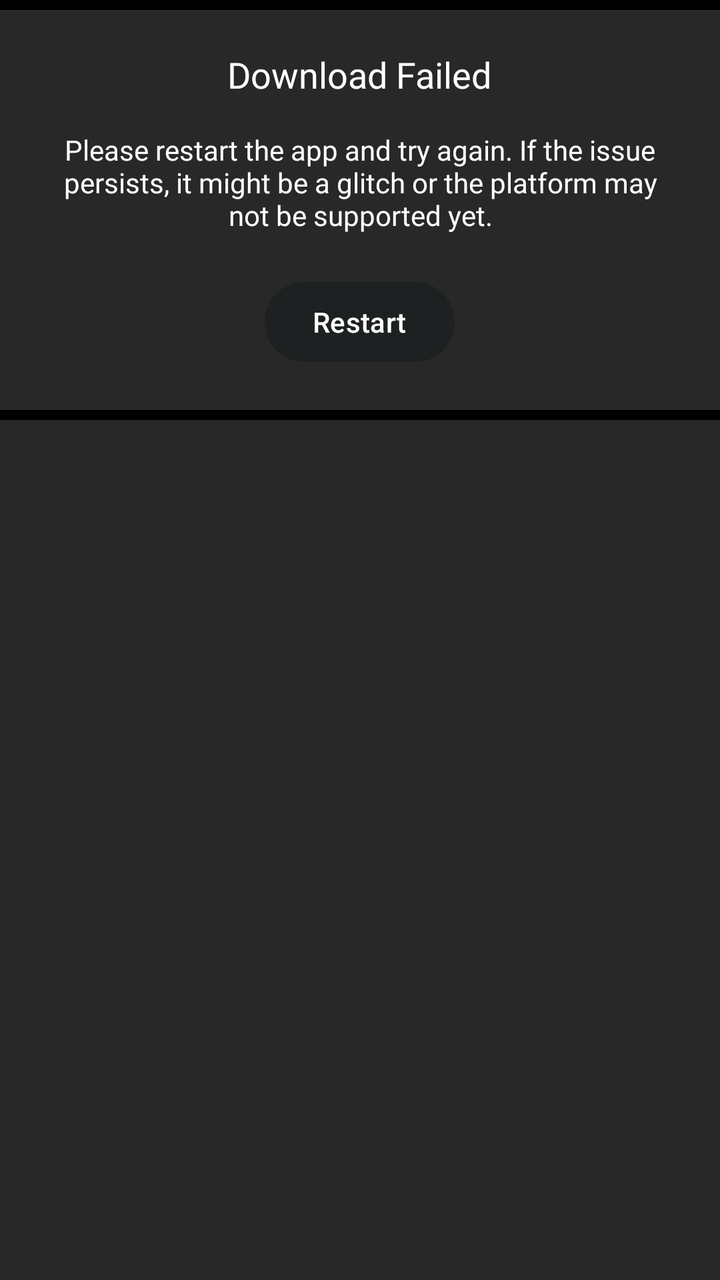
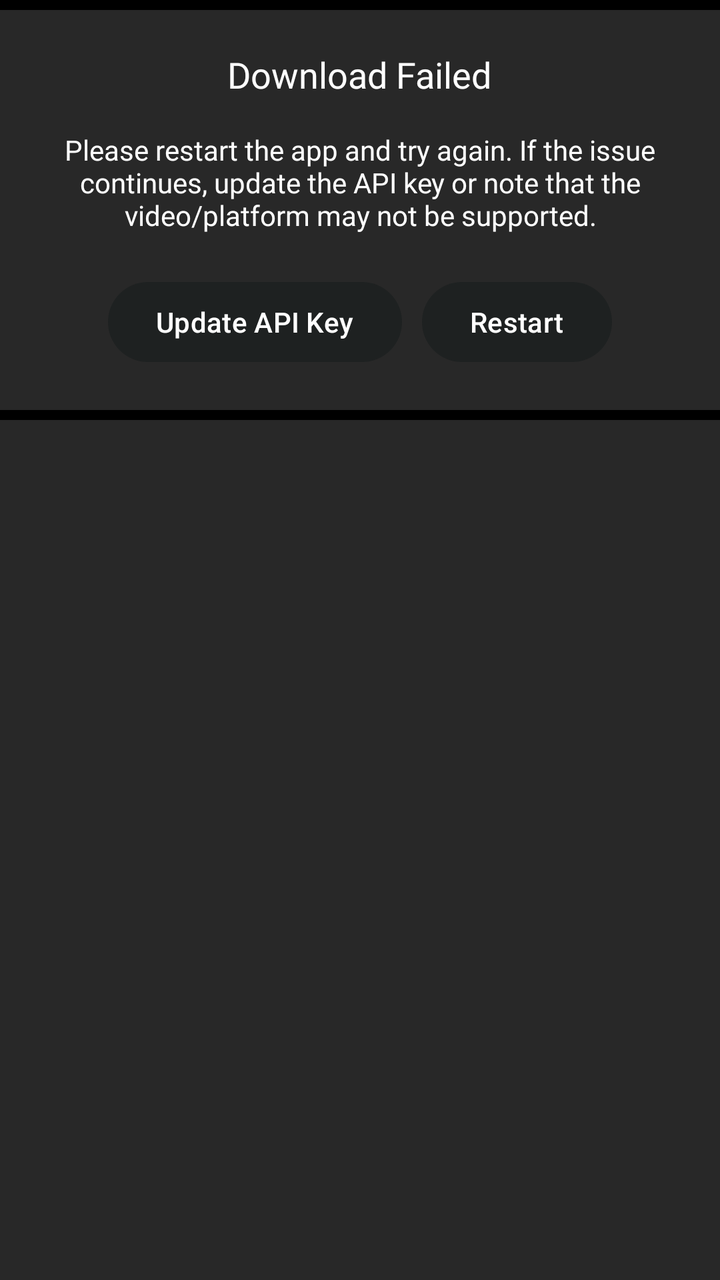

Two renders of the same Android screen: before a commit and after it. Below are the layout's source before the change and the commit's diff.
<!-- AndroidManifest.xml: application theme Theme.SingleTap -->
<!-- res/layout/dialog_failed.xml -->
<?xml version="1.0" encoding="utf-8"?>

<LinearLayout
    xmlns:android="http://schemas.android.com/apk/res/android"
    android:layout_width="match_parent"
    android:layout_height="wrap_content"
    android:orientation="vertical"
    android:background="#FA242424"
    android:layout_margin="10dp">


    <LinearLayout
        android:layout_width="wrap_content"
        android:layout_height="wrap_content"
        android:orientation="vertical">

        <View
            android:layout_width="match_parent"
            android:layout_height="5dp"
            android:background="@color/black"/>

        <LinearLayout
            android:layout_width="match_parent"
            android:layout_height="wrap_content"
            android:padding="20dp"
            android:gravity="center"
            android:orientation="vertical">

            <TextView
                android:id="@+id/dialog_title"
                android:layout_width="wrap_content"
                android:layout_height="wrap_content"
                android:text="Download Failed"
                android:textColor="@color/white"
                android:textSize="18sp"
                android:fontFamily="@font/intert_tight_medium"
                android:gravity="center" />

            <TextView
                android:id="@+id/dialog_message"
                android:layout_width="wrap_content"
                android:layout_height="wrap_content"
                android:text="Please restart the app and try again. If the issue persists, it might be a glitch or the platform may not be supported yet."
                android:textColor="@color/white"
                android:textSize="14sp"
                android:fontFamily="@font/inter_tight_thin"
                android:gravity="center"
                android:layout_marginTop="16dp"/>

            <com.google.android.material.button.MaterialButton
                android:id="@+id/dialog_update_button"
                android:layout_width="wrap_content"
                android:layout_height="wrap_content"
                android:text="Restart"
                android:textColor="@color/white"
                android:layout_marginTop="20dp" />


        </LinearLayout>

        <View
            android:layout_width="match_parent"
            android:layout_height="5dp"
            android:background="@color/black"/>

    </LinearLayout>

</LinearLayout>
<!-- resources referenced by this layout -->
<resources>
  <color name="black">#FF000000</color>
  <color name="white">#FFFFFFFF</color>
  <style name="Theme.SingleTap" parent="Base.Theme.SingleTap" />
  <style name="Base.Theme.SingleTap" parent="Theme.Material3.DayNight.NoActionBar">
          
           <item name="colorPrimary">@color/black_shade</item>
           <item name="colorAccent">@color/black_shade</item>
          <item name="android:statusBarColor">#16191A</item>
          <item name="android:navigationBarColor">@android:color/transparent</item>
          <item name="android:windowTranslucentNavigation">true</item>
  
      </style>
  <color name="black_shade">#1E2121</color>
</resources>

<!-- the commit's change to res/layout/dialog_failed.xml (unified diff, before → after) -->
@@ -40,21 +40,37 @@
                 android:id="@+id/dialog_message"
                 android:layout_width="wrap_content"
                 android:layout_height="wrap_content"
-                android:text="Please restart the app and try again. If the issue persists, it might be a glitch or the platform may not be supported yet."
+                android:text="Please restart the app and try again. If the issue continues, update the API key or note that the video/platform may not be supported."
                 android:textColor="@color/white"
                 android:textSize="14sp"
                 android:fontFamily="@font/inter_tight_thin"
                 android:gravity="center"
                 android:layout_marginTop="16dp"/>
 
-            <com.google.android.material.button.MaterialButton
-                android:id="@+id/dialog_update_button"
-                android:layout_width="wrap_content"
+            <LinearLayout
+                android:layout_width="match_parent"
                 android:layout_height="wrap_content"
-                android:text="Restart"
-                android:textColor="@color/white"
-                android:layout_marginTop="20dp" />
+                android:layout_marginTop="20dp"
+                android:orientation="horizontal"
+                android:gravity="center">
 
+                <com.google.android.material.button.MaterialButton
+                    android:id="@+id/dialog_api_button"
+                    android:layout_width="wrap_content"
+                    android:layout_height="wrap_content"
+                    android:layout_marginHorizontal="5dp"
+                    android:text="Update API Key"
+                    android:textColor="@color/white" />
+
+                <com.google.android.material.button.MaterialButton
+                    android:id="@+id/dialog_restart_button"
+                    android:layout_width="wrap_content"
+                    android:layout_height="wrap_content"
+                    android:layout_marginHorizontal="5dp"
+                    android:text="Restart"
+                    android:textColor="@color/white" />
+
+            </LinearLayout>
 
         </LinearLayout>
 
